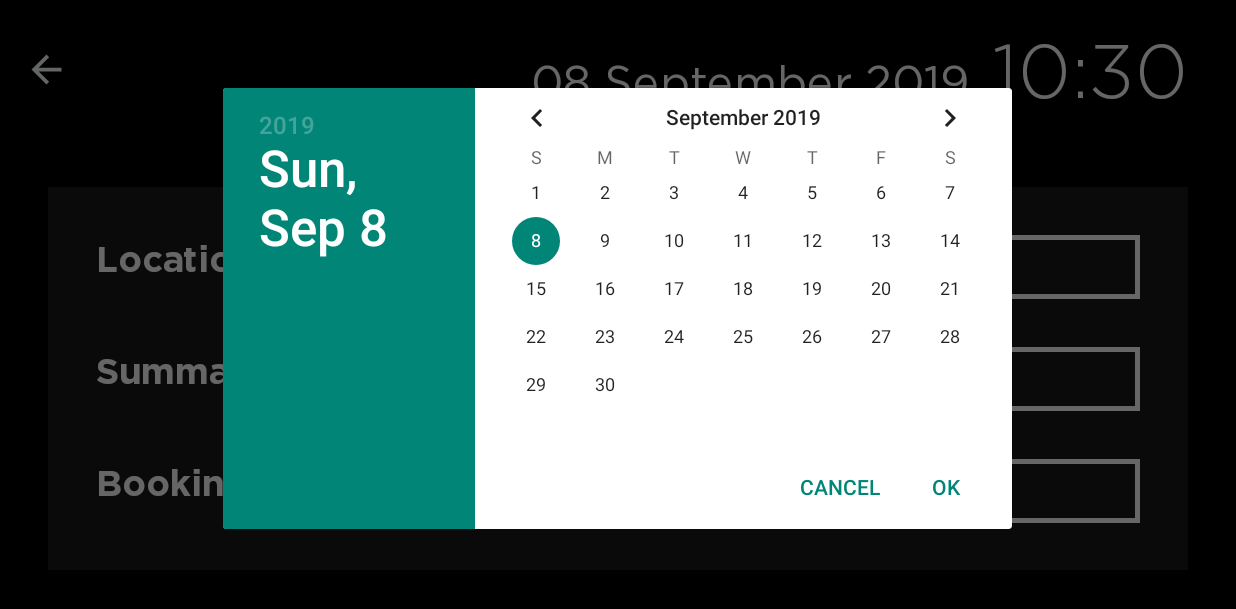
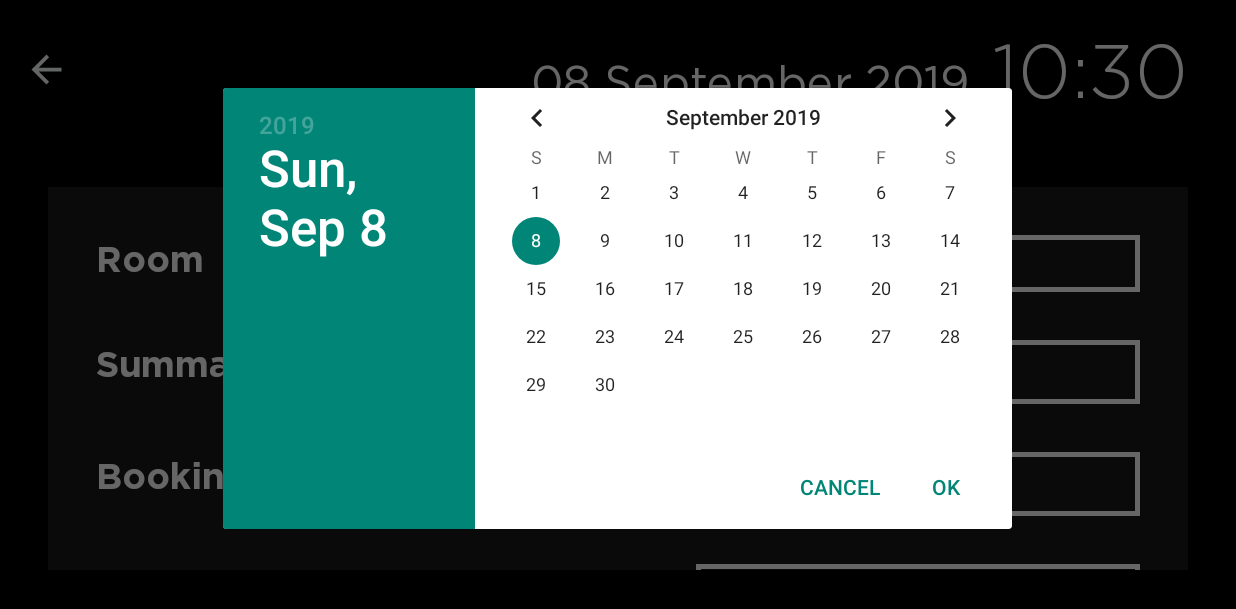
Before and after one commit to HarisWeitani/RoomManagementSystem, an Android app: the QuickBookingActivity screen opened directly, with no data from a screen before it, after a tap on "Booking Date", on a phone screen of 824 x 412 dp (held sideways). Shown: the top 609 px of the screen. Run offline under Robolectric (Android 15) with nearby library versions, the light colour scheme and no system bars; libraries missing offline, so code that uses them is left out: com.github.nkzawa.emitter, com.github.nkzawa.socketio; 3 statements that could not run were skipped.

Commit message:
QuickBooking

```diff
--- a/app/src/main/java/com/hw/rms/roommanagementsystem/Activity/QuickBookingActivity.kt
+++ b/app/src/main/java/com/hw/rms/roommanagementsystem/Activity/QuickBookingActivity.kt
@@ -38,20 +38,7 @@ class QuickBookingActivity : AppCompatActivity() {
 
     lateinit var btnBack : Button
 
-/*    lateinit var tvBookingDate : TextView
-    lateinit var tvBookingTimeStart : TextView
-
-    lateinit var etDuration : EditText
-    lateinit var etMeetingTitle : EditText
-    lateinit var etMemberName : EditText
-    lateinit var etTotalParticipant : EditText
-    lateinit var etRoomFacility : EditText
-    lateinit var etFoodSnack : EditText
-    lateinit var etAdditionalPackage : EditText
-    lateinit var etMeetingStatus : EditText
-    lateinit var etSpecialRequest : EditText*/
-
-    lateinit var et_location : EditText
+    lateinit var tvRoom : TextView
     lateinit var et_summary : EditText
     lateinit var tv_booking_date : TextView
     lateinit var tv_booking_time_start : TextView
@@ -99,7 +86,8 @@ class QuickBookingActivity : AppCompatActivity() {
 
         layout_attendees_email = findViewById(R.id.layout_attendees_email)
 
-        et_location = findViewById(R.id.et_location)
+        tvRoom = findViewById(R.id.tv_room)
+        tvRoom.text = DAO.settingsData?.room?.room_name
         et_summary = findViewById(R.id.et_summary)
 
         tv_booking_date = findViewById(R.id.tv_booking_date)
@@ -230,7 +218,7 @@ class QuickBookingActivity : AppCompatActivity() {
 
     private fun validateBookingData() : Boolean{
         var isValidToSubmit = false
-        isValidToSubmit = et_location.text.isNotEmpty()
+        isValidToSubmit = tvRoom.text.isNotEmpty()
         isValidToSubmit = et_summary.text.isNotEmpty()
         isValidToSubmit = !tv_booking_date.text.equals("Booking Date")
         isValidToSubmit = !tv_booking_time_start.text.equals("Booking Start")
@@ -242,14 +230,14 @@ class QuickBookingActivity : AppCompatActivity() {
     }
 
     private fun submitData(){
-        var location = RequestBody.create(MediaType.parse("text/plain"), et_location.text.toString())
-        var summary = RequestBody.create(MediaType.parse("text/plain"), et_summary.text.toString())
-        var description = RequestBody.create(MediaType.parse("text/plain"), et_description.text.toString())
-        var start_date = RequestBody.create(MediaType.parse("text/plain"), tv_booking_date.text.toString())
-        var end_date = RequestBody.create(MediaType.parse("text/plain"), tv_booking_date.text.toString())
-        var start_time = RequestBody.create(MediaType.parse("text/plain"), tv_booking_time_start.text.toString()+":00")
-        var end_time = RequestBody.create(MediaType.parse("text/plain"), tv_booking_time_end.text.toString()+":00")
-        var attendees_email = RequestBody.create(MediaType.parse("text/plain"), et_attendees_email.text.toString())
+        val location = RequestBody.create(MediaType.parse("text/plain"), DAO.settingsData!!.room!!.room_code )
+        val summary = RequestBody.create(MediaType.parse("text/plain"), et_summary.text.toString())
+        val description = RequestBody.create(MediaType.parse("text/plain"), et_description.text.toString())
+        val start_date = RequestBody.create(MediaType.parse("text/plain"), tv_booking_date.text.toString())
+        val end_date = RequestBody.create(MediaType.parse("text/plain"), tv_booking_date.text.toString())
+        val start_time = RequestBody.create(MediaType.parse("text/plain"), tv_booking_time_start.text.toString()+":00")
+        val end_time = RequestBody.create(MediaType.parse("text/plain"), tv_booking_time_end.text.toString()+":00")
+        val attendees_email = RequestBody.create(MediaType.parse("text/plain"), et_attendees_email.text.toString())
 
         val requestBodyMap = HashMap<String, RequestBody>()
         requestBodyMap["location"] = location
--- a/app/src/main/res/layout/activity_quick_booking.xml
+++ b/app/src/main/res/layout/activity_quick_booking.xml
@@ -83,21 +83,21 @@
                         android:layout_width="@dimen/marginTextQuickBooking"
                         android:layout_height="wrap_content"
 
-                        android:text="@string/location"
+                        android:text="@string/room"
                         android:textColor="@color/white"
                         android:fontFamily="@font/gotham_bold"
                         android:textSize="24sp"
                         android:layout_gravity="start"
                         />
-                <EditText
-                        android:id="@+id/et_location"
+                <TextView
+                        android:id="@+id/tv_room"
                         android:layout_width="match_parent"
                         android:layout_height="wrap_content"
                         android:layout_gravity="end"
                         android:background="@drawable/edit_text_box"
 
                         android:textColor="@color/white"
-                        android:hint="@string/location"
+                        android:hint="@string/room"
                         android:fontFamily="@font/gotham_book"
                         />
             </LinearLayout>
--- a/app/src/main/res/values/strings.xml
+++ b/app/src/main/res/values/strings.xml
@@ -11,7 +11,7 @@
     <string name="success">Success</string>
     <string name="please_wait">Please Wait</string>
     <string name="no_meeting">No Meeting</string>
-    <string name="location">Location</string>
+    <string name="room">Room</string>
     <string name="summary">Summary</string>
     <string name="description">Description</string>
     <string name="attendees_email">Attendees Email</string>
```
